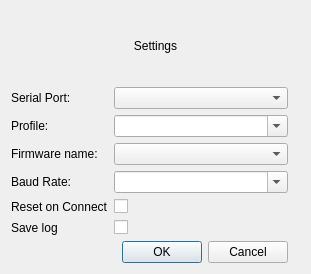
Qt form src/dialogs/connectsettingsdialog.ui (KDE/atelier) before a commit.
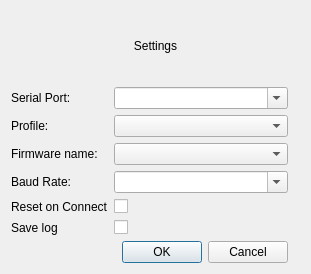
The same form after that commit.

```diff
--- a/src/dialogs/connectsettingsdialog.ui
+++ b/src/dialogs/connectsettingsdialog.ui
@@ -15,7 +15,11 @@
   </property>
   <layout class="QGridLayout" name="gridLayout">
    <item row="1" column="1">
-    <widget class="QComboBox" name="serialPortCB"/>
+    <widget class="QComboBox" name="serialPortCB">
+     <property name="editable">
+      <bool>true</bool>
+     </property>
+    </widget>
    </item>
    <item row="6" column="0">
     <widget class="QLabel" name="label_6">
@@ -96,7 +100,7 @@
    <item row="2" column="1">
     <widget class="QComboBox" name="profileCB">
      <property name="editable">
-      <bool>true</bool>
+      <bool>false</bool>
      </property>
     </widget>
    </item>
```
